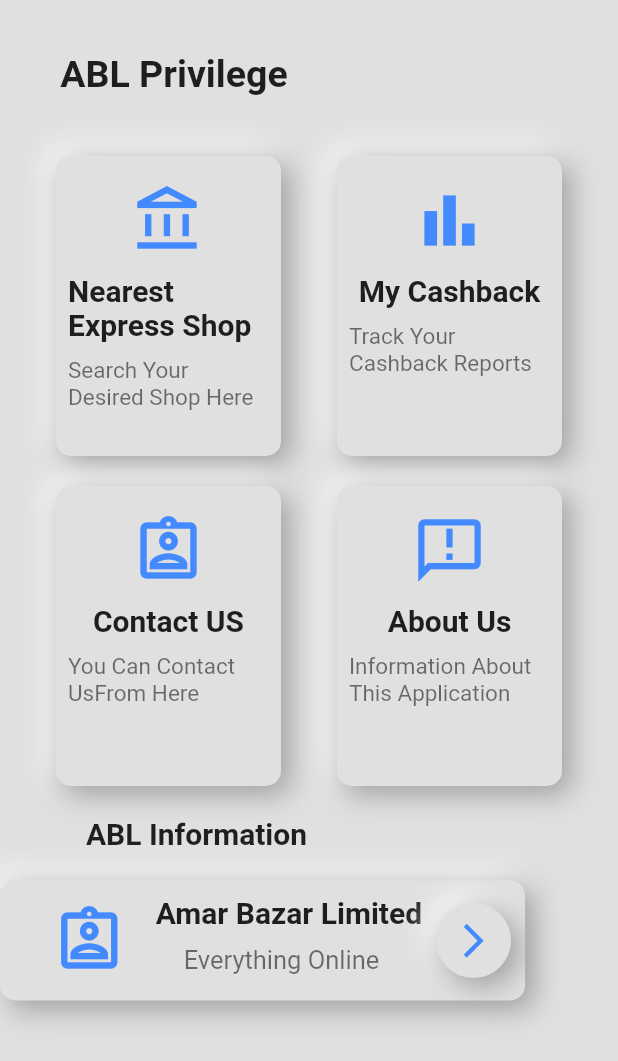
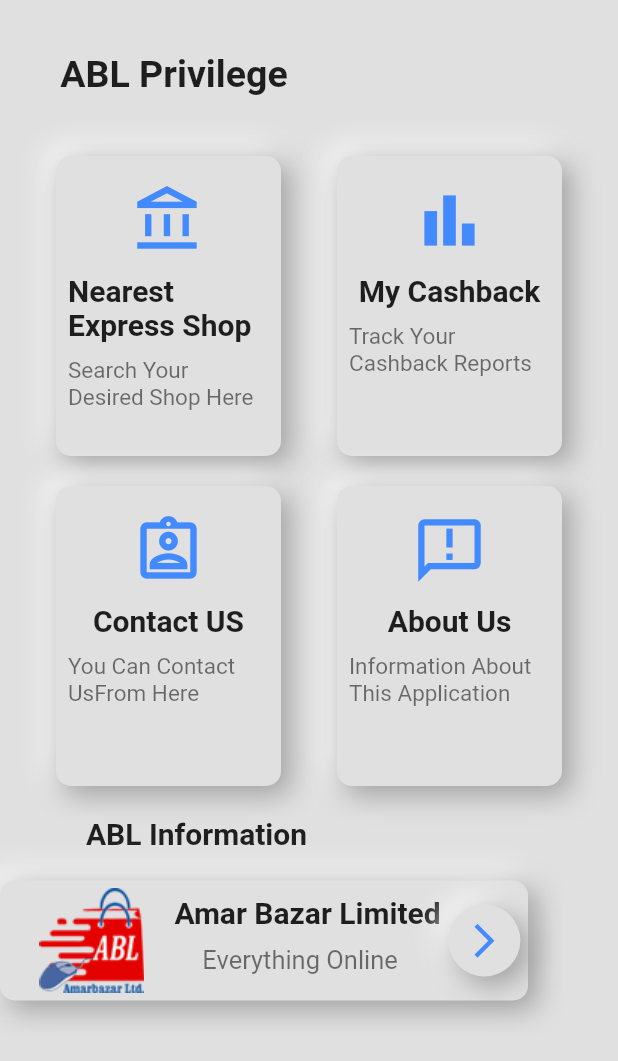
Before and after one commit to TahzidMahmud/ABL_project, a Flutter app: the screen it shows after launch, on a phone screen of 412 x 824 dp. Shown: the top 1061 px of the screen. Run offline on Flutter 3.47's test engine with Material 2 defaults, Android fonts, the phone set to English and light mode, and no system bars.

Commit message:
abl logo added to the scene

```diff
--- a/lib/main.dart
+++ b/lib/main.dart
@@ -242,7 +242,7 @@ class MainApp extends StatelessWidget {
                   children: [
                     Container(
                       height: 80,
-                      width: 350,
+                      width: 352,
                       decoration: BoxDecoration(
                           color: Colors.grey[300],
                           borderRadius: BorderRadius.circular(10.0),
@@ -271,7 +271,10 @@ class MainApp extends StatelessWidget {
                           Padding(
                             padding: const EdgeInsets.all(8.0),
                           ),
-                          Icon(Icons.assignment_ind_outlined,size: 50,color: Colors.blueAccent,),
+                          Padding(
+                            padding: const EdgeInsets.fromLTRB(0, 5, 5, 5),
+                            child: Image(image: AssetImage('assets/abl_logo.png')),
+                          ),
                           Column(
                             children: [
                               Padding(
@@ -288,8 +291,8 @@ class MainApp extends StatelessWidget {
                             ],
                           ),
                           Container(
-                            height: 50,
-                            width: 50,
+                            height: 48,
+                            width: 48,
                             decoration: BoxDecoration(
                                 color: Colors.grey[300],
                                 borderRadius: BorderRadius.circular(50.0),
--- a/pubspec.yaml
+++ b/pubspec.yaml
@@ -45,9 +45,9 @@ flutter:
   uses-material-design: true
 
   # To add assets to your application, add an assets section, like this:
-  # assets:
-  #   - images/a_dot_burr.jpeg
-  #   - images/a_dot_ham.jpeg
+  assets:
+     - assets/
+
 
   # An image asset can refer to one or more resolution-specific "variants", see
   # https://flutter.dev/assets-and-images/#resolution-aware.
```
Also changed, not shown: assets/abl_logo.png (added).
